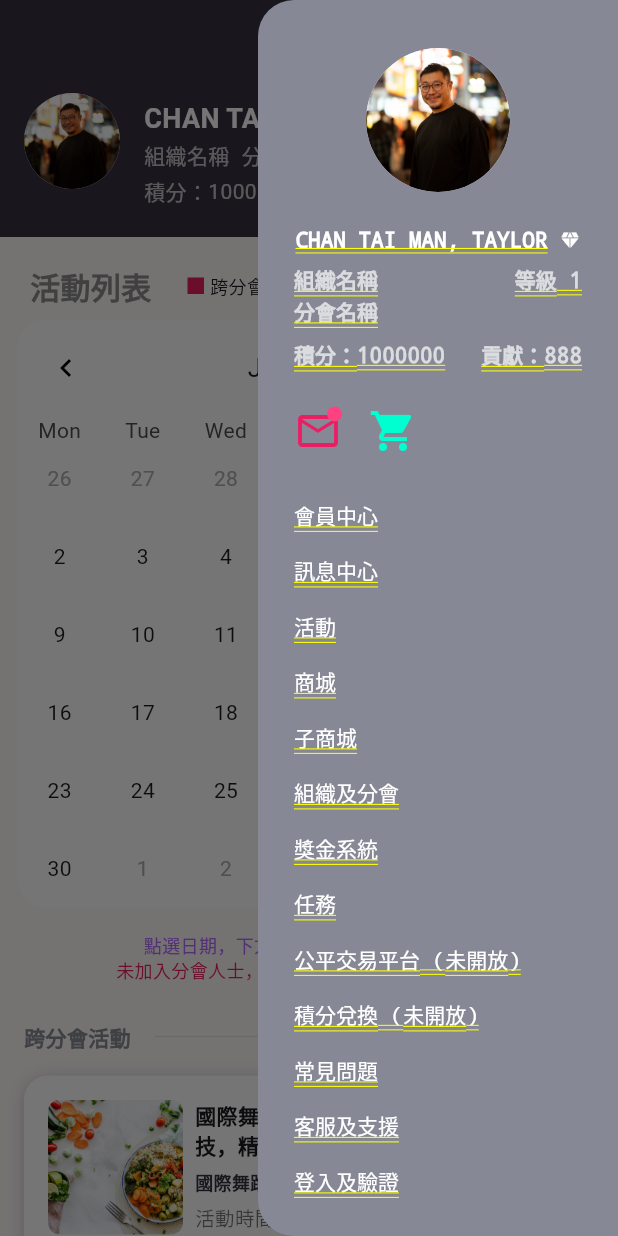
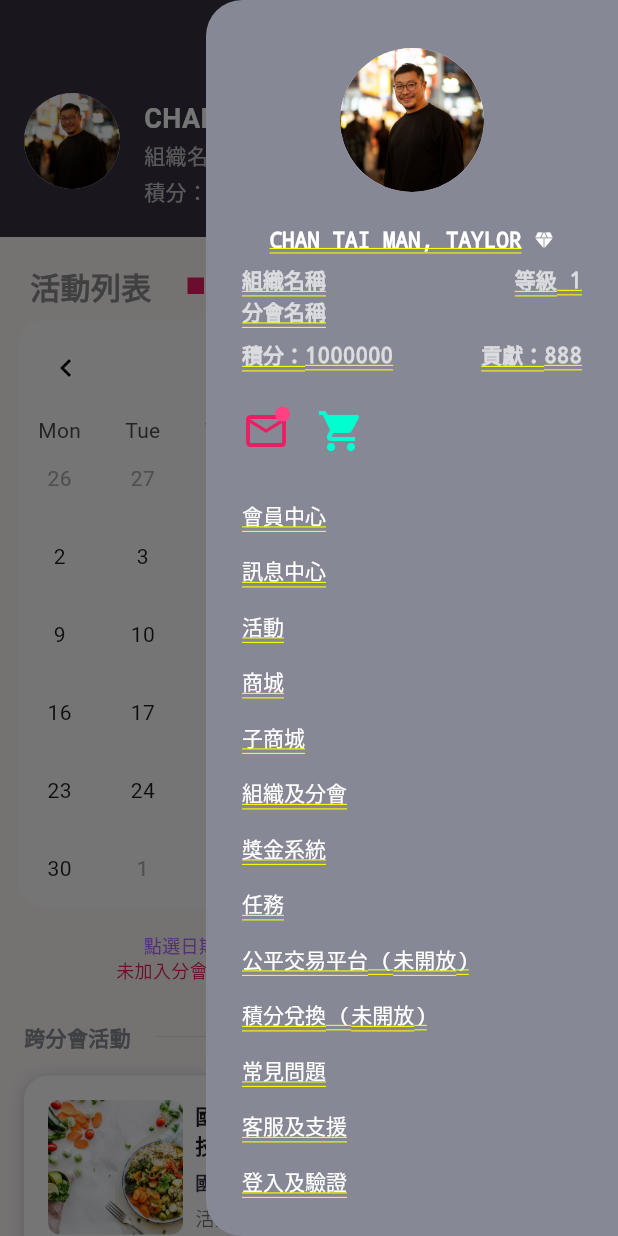
Before and after one commit to wangqiwei66/business_synerthink, a Flutter app: the ActivityView screen opened directly, after a tap on the "keyboard control" icon, on a phone screen of 412 x 824 dp. Run offline on Flutter 3.47's test engine with Material 3 defaults, Android fonts, the light colour scheme and no system bars; drawn by our look-alikes of table_calendar; our stand-ins replace auto_size_text, cached_network_image, dio, fl_chart, flutter_animate, flutter_easyloading and 14 more; missing offline and left inert: dart:ffi, flutter_cupertino_datetime_picker, fluwx, jwt_decode, qr_code_scanner; accounts and stored records are empty; Roboto replaces fonts that are missing (PingFang SC).

Commit message:
feat: 调整侧边菜单宽度为屏幕宽度的三分之二，提升适应性

```diff
--- a/lib/app/pages/side_menu_view.dart
+++ b/lib/app/pages/side_menu_view.dart
@@ -9,7 +9,7 @@ class SideMenuView extends StatelessWidget {
     return Align(
       alignment: Alignment.centerRight,
       child: Container(
-        width: 240,
+        width: MediaQuery.of(context).size.width * 2 / 3,
         height: double.infinity,
         decoration: const BoxDecoration(
           color: Color(0xFF868995),
```
